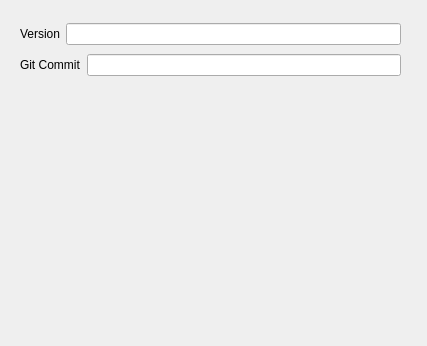
The window that src/aboutview.ui (fredcooke/emstudio) describes before a commit, drawn with Qt 5.
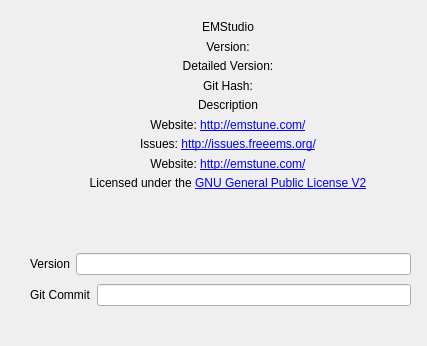
The same window after the commit.

Commit message: The start of an about window

What changed in the file:
```diff
--- a/src/aboutview.ui
+++ b/src/aboutview.ui
@@ -16,8 +16,8 @@
   <widget class="QWidget" name="verticalLayoutWidget">
    <property name="geometry">
     <rect>
-     <x>20</x>
-     <y>20</y>
+     <x>30</x>
+     <y>250</y>
      <width>381</width>
      <height>61</height>
     </rect>
@@ -61,6 +61,108 @@
     </item>
    </layout>
   </widget>
+  <widget class="QWidget" name="verticalLayoutWidget_2">
+   <property name="geometry">
+    <rect>
+     <x>60</x>
+     <y>20</y>
+     <width>336</width>
+     <height>169</height>
+    </rect>
+   </property>
+   <layout class="QVBoxLayout" name="verticalLayout_2">
+    <item>
+     <widget class="QLabel" name="label_3">
+      <property name="text">
+       <string>EMStudio</string>
+      </property>
+      <property name="alignment">
+       <set>Qt::AlignCenter</set>
+      </property>
+     </widget>
+    </item>
+    <item>
+     <widget class="QLabel" name="versionLabel">
+      <property name="text">
+       <string>Version:</string>
+      </property>
+      <property name="alignment">
+       <set>Qt::AlignCenter</set>
+      </property>
+     </widget>
+    </item>
+    <item>
+     <widget class="QLabel" name="detailedVersionLabel">
+      <property name="text">
+       <string>Detailed Version:</string>
+      </property>
+      <property name="alignment">
+       <set>Qt::AlignCenter</set>
+      </property>
+     </widget>
+    </item>
+    <item>
+     <widget class="QLabel" name="gitHashLabel">
+      <property name="text">
+       <string>Git Hash:</string>
+      </property>
+      <property name="alignment">
+       <set>Qt::AlignCenter</set>
+      </property>
+     </widget>
+    </item>
+    <item>
+     <widget class="QLabel" name="descriptionLabel">
+      <property name="text">
+       <string>Description</string>
+      </property>
+      <property name="alignment">
+       <set>Qt::AlignCenter</set>
+      </property>
+     </widget>
+    </item>
+    <item>
+     <widget class="QLabel" name="label_4">
+      <property name="text">
+       <string>Website: &lt;a href=&quot;http://emstune.com/&quot;&gt;http://emstune.com/&lt;/a&gt;</string>
+      </property>
+      <property name="alignment">
+       <set>Qt::AlignCenter</set>
+      </property>
+     </widget>
+    </item>
+    <item>
+     <widget class="QLabel" name="label_5">
+      <property name="text">
+       <string>Issues: &lt;a href=&quot;http://issues.freeems.org/&quot;&gt;http://issues.freeems.org/&lt;/a&gt;</string>
+      </property>
+      <property name="alignment">
+       <set>Qt::AlignCenter</set>
+      </property>
+     </widget>
+    </item>
+    <item>
+     <widget class="QLabel" name="label_6">
+      <property name="text">
+       <string>Website: &lt;a href=&quot;http://emstune.com/&quot;&gt;http://emstune.com/&lt;/a&gt;</string>
+      </property>
+      <property name="alignment">
+       <set>Qt::AlignCenter</set>
+      </property>
+     </widget>
+    </item>
+    <item>
+     <widget class="QLabel" name="label_7">
+      <property name="text">
+       <string>Licensed under the &lt;a href=&quot;http://www.gnu.org/licenses/gpl-2.0.en.html&quot;&gt;GNU General Public License V2&lt;/a&gt;</string>
+      </property>
+      <property name="alignment">
+       <set>Qt::AlignCenter</set>
+      </property>
+     </widget>
+    </item>
+   </layout>
+  </widget>
  </widget>
  <resources/>
  <connections/>
```
